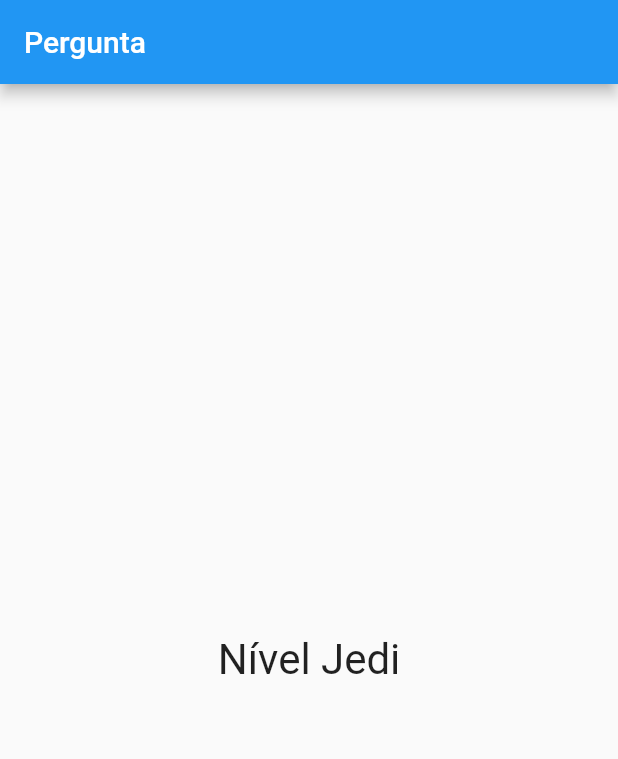
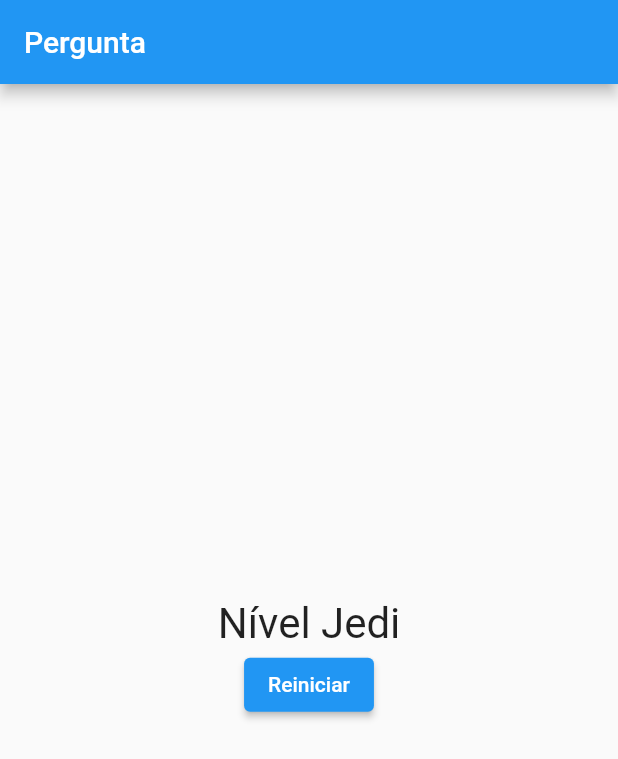
Before and after one commit to pcesarofc/questionarioapp, a Flutter app: the screen it shows after launch, after a tap on "Preto", after a tap on "Cobra", after a tap on "Leo", on a phone screen of 412 x 824 dp. Shown: the top 759 px of the screen. Run offline on Flutter 3.47's test engine with Material 2 defaults, Android fonts, the phone set to English and light mode, and no system bars.

Commit message:
Adicionado botão reiniciar

```diff
--- a/lib/Resultado.dart
+++ b/lib/Resultado.dart
@@ -2,7 +2,8 @@ import 'package:flutter/material.dart';
 
 class Resultado extends StatelessWidget {
   final int pontuacao;
-  Resultado(this.pontuacao);
+  final void Function() zerar;
+  Resultado(this.pontuacao, this.zerar);
 
   String get fraseResultado {
     if (pontuacao < 8) {
@@ -14,18 +15,26 @@ class Resultado extends StatelessWidget {
     } else {
       return 'Nível Jedi';
     }
-    ;
   }
 
   @override
   Widget build(BuildContext context) {
-    return Center(
-      child: Text(
-        fraseResultado,
-        style: TextStyle(
-          fontSize: 28,
+    return Column(
+      mainAxisAlignment: MainAxisAlignment.center,
+      children: [
+        Center(
+          child: Text(
+            fraseResultado,
+            style: TextStyle(
+              fontSize: 28,
+            ),
+          ),
         ),
-      ),
+        ElevatedButton(
+          onPressed: zerar,
+          child: Text('Reiniciar'),
+        )
+      ],
     );
   }
 }
--- a/lib/main.dart
+++ b/lib/main.dart
@@ -62,6 +62,13 @@ class MyHomePageState extends State<MyHomePage> {
     });
   }
 
+  void _zerarQuestao() {
+    setState(() {
+      _questaoatual = 0;
+      _nota = 0;
+    });
+  }
+
   bool get temPerguntaSelecionada {
     return _questaoatual < _perguntas.length;
   }
@@ -77,7 +84,7 @@ class MyHomePageState extends State<MyHomePage> {
               perguntas: _perguntas,
               questaoAtual: _questaoatual,
               alterarquestao: _alterarquestao)
-          : Resultado(_nota),
+          : Resultado(_nota, _zerarQuestao),
     );
   }
 }
```
